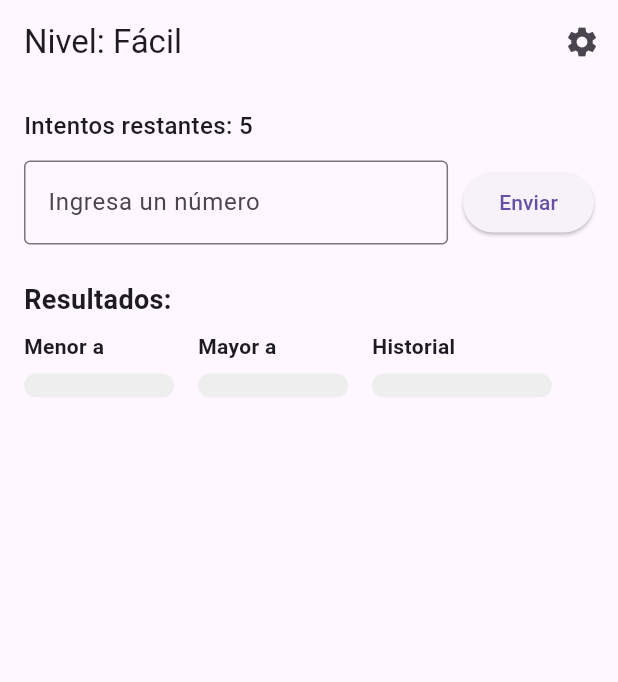
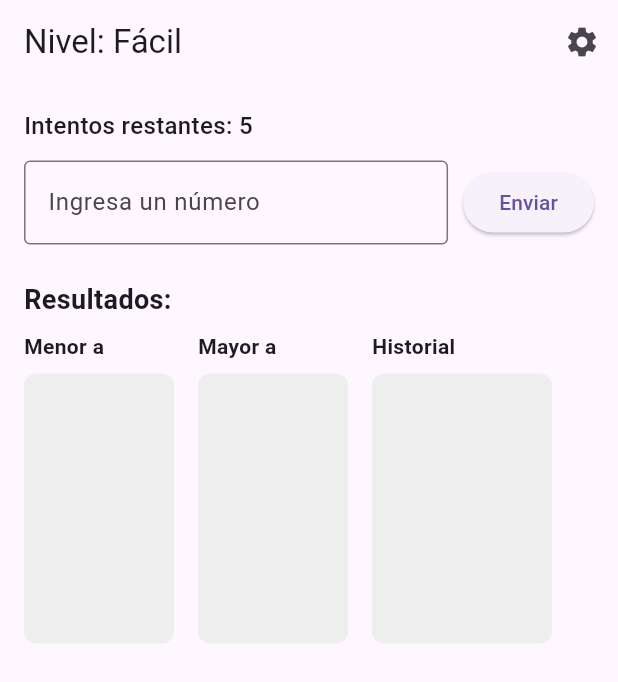
Before and after one commit to Ezdras01/numero_secreto_flutter, a Flutter app: the screen it shows after launch, on a phone screen of 412 x 824 dp. Shown: the top 682 px of the screen. Run offline on Flutter 3.47's test engine with Material 3 defaults, Android fonts, the phone set to English and light mode, and no system bars.

Commit message:
fix columnas
se a fijado una altura predeterminada a las comunas para que puedan mostrar hasta 6 elementos y se agregaron controladores para que se desplace automáticamente las listas y muestre el nuevo intento del usuario en las columnas.

```diff
--- a/numero_secreto_flutter/lib/main.dart
+++ b/numero_secreto_flutter/lib/main.dart
@@ -4,6 +4,7 @@
 import 'package:numero_secreto_flutter/models/dificultad.dart';
 import 'package:numero_secreto_flutter/utils/validador_entrada.dart';
 import 'package:numero_secreto_flutter/models/intento_resultado.dart';
+
 void main() {
   runApp(const JuegoApp());
 }
@@ -33,6 +34,10 @@
   // ================== Variables de estado ==================
   final ControladorJuego _controlador = ControladorJuego();
   final TextEditingController _campoNumero = TextEditingController();
+
+  final ScrollController _scrollMayor = ScrollController();
+  final ScrollController _scrollMenor = ScrollController();
+  final ScrollController _scrollHistorial = ScrollController();
 
   NivelDificultad _nivelActual = NivelDificultad.facil;
   String? _mensajeFinal;
@@ -64,13 +69,14 @@
 
   setState(() {
     _campoNumero.clear();
+
     if (_controlador.juegoTerminado) {
       _mensajeFinal = resultado.tipo == TipoResultado.correcto
           ? '¡Adivinaste el número! 🎉'
           : 'Juego terminado. El número era ${_controlador.historial.last['numero']}.';
-        // reinicio de juego despues de 2 segundos
+
       Future.delayed(const Duration(seconds: 2), () {
-        if (mounted){
+        if (mounted) {
           setState(() {
             _controlador.iniciarJuego(_nivelActual);
             _mensajeFinal = null;
@@ -79,7 +85,20 @@
       });
     }
   });
+  // Desplazar las listas hacia abajo después de agregar un nuevo número
+  WidgetsBinding.instance.addPostFrameCallback((_) {
+    if (_scrollMayor.hasClients) {
+      _scrollMayor.jumpTo(_scrollMayor.position.maxScrollExtent);
     }
+    if (_scrollMenor.hasClients) {
+      _scrollMenor.jumpTo(_scrollMenor.position.maxScrollExtent);
+    }
+    if (_scrollHistorial.hasClients) {
+      _scrollHistorial.jumpTo(_scrollHistorial.position.maxScrollExtent);
+    }
+  });
+}
+
 
   // ================== Mostrar alertas ==================
   void _mostrarAlerta(String mensaje) {
@@ -233,7 +252,8 @@
                 style: TextStyle(
                   fontWeight: FontWeight.bold,
                   fontSize: 18,
-                  color: _mensajeFinal!.contains('🎉') ? Colors.green : Colors.red,
+                  color:
+                      _mensajeFinal!.contains('🎉') ? Colors.green : Colors.red,
                 ),
               ),
             ],
@@ -254,9 +274,11 @@
                 child: Row(
                   crossAxisAlignment: CrossAxisAlignment.start,
                   children: [
-                    _columna('Menor a', _controlador.numerosMayores),
+                    _columna(
+                        'Menor a', _controlador.numerosMayores, _scrollMayor),
                     const SizedBox(width: 16),
-                    _columna('Mayor a', _controlador.numerosMenores),
+                    _columna(
+                        'Mayor a', _controlador.numerosMenores, _scrollMenor),
                     const SizedBox(width: 16),
                     _columnaHistorial(),
                   ],
@@ -270,7 +292,8 @@
   }
 
   // ================== Widgets para columnas ==================
-  Widget _columna(String titulo, List<int> numeros) {
+  Widget _columna(
+      String titulo, List<int> numeros, ScrollController controller) {
     return Column(
       crossAxisAlignment: CrossAxisAlignment.start,
       children: [
@@ -278,15 +301,29 @@
         const SizedBox(height: 8),
         Container(
           width: 100,
-          padding: const EdgeInsets.all(8),
+          height: 180,
           decoration: BoxDecoration(
             color: Colors.grey[200],
             borderRadius: BorderRadius.circular(8),
           ),
-          child: Column(
-            children: numeros
-                .map((n) => Text(n.toString(), style: const TextStyle(fontSize: 16)))
-                .toList(),
+          child: Scrollbar(
+            thumbVisibility: true,
+            controller: controller,
+            child: ListView.builder(
+              controller: controller,
+              itemCount: numeros.length,
+              itemBuilder: (_, index) {
+                return Padding(
+                  padding: const EdgeInsets.symmetric(vertical: 4),
+                  child: Center(
+                    child: Text(
+                      numeros[index].toString(),
+                      style: const TextStyle(fontSize: 16),
+                    ),
+                  ),
+                );
+              },
+            ),
           ),
         ),
       ],
@@ -301,23 +338,35 @@
       const SizedBox(height: 8),
       Container(
         width: 120,
-          padding: const EdgeInsets.all(8),
+        height: 180,
         decoration: BoxDecoration(
           color: Colors.grey[200],
           borderRadius: BorderRadius.circular(8),
         ),
-          child: Column(
-            children: _controlador.historial.map((registro) {
+        child: Scrollbar(
+          thumbVisibility: true,
+          controller: _scrollHistorial,
+          child: ListView.builder(
+            controller: _scrollHistorial,
+            itemCount: _controlador.historial.length,
+            itemBuilder: (_, index) {
+              final registro = _controlador.historial[index];
               final numero = registro['numero'];
               final acerto = registro['acerto'] as bool;
-              return Text(
+              return Padding(
+                padding: const EdgeInsets.symmetric(vertical: 4),
+                child: Center(
+                  child: Text(
                     numero.toString(),
                     style: TextStyle(
                       fontSize: 16,
                       color: acerto ? Colors.green : Colors.red,
                     ),
+                  ),
+                ),
               );
-            }).toList(),
+            },
+          ),
         ),
       ),
     ],
```
Lines whose indentation alone changed are shown as unchanged.
